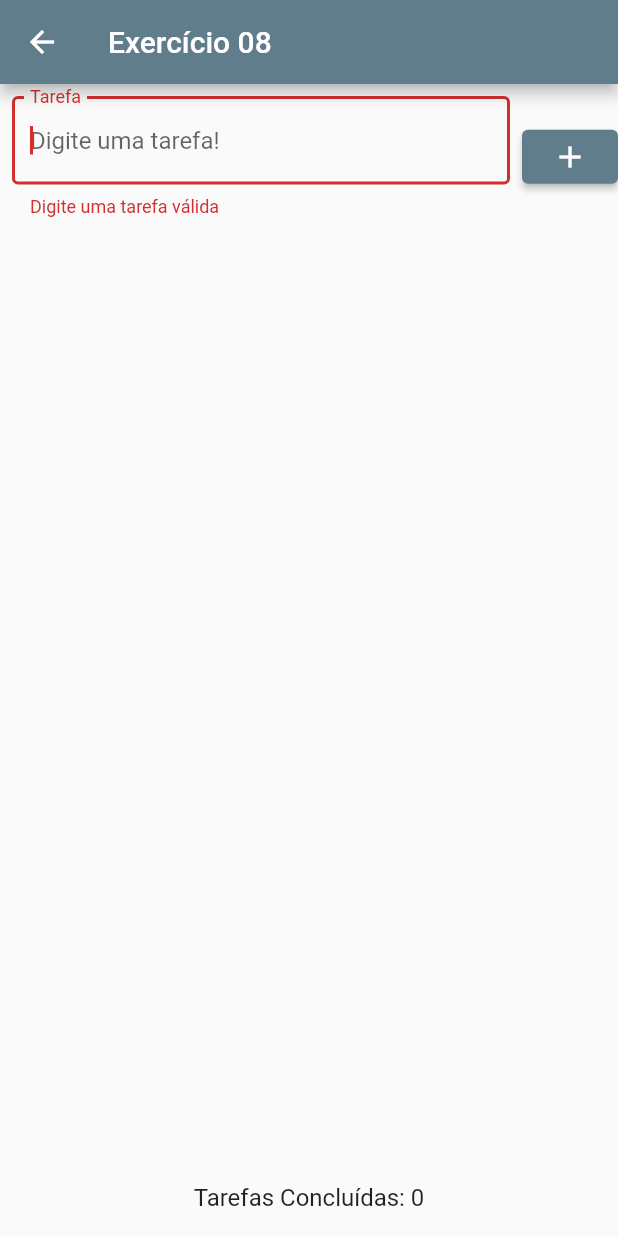
After one commit to samuelevi87/sl3v1_flutter, a Flutter app: the Exercicio08 screen opened directly, after a tap on the "add" icon, on a phone screen of 412 x 824 dp. The commit adds this screen. Run offline on Flutter 3.47's test engine with Material 2 defaults, Android fonts, the phone set to English and light mode, and no system bars; our stand-ins replace math_expressions.

Commit message:
feat: Implementação do Exercício 08. Lista de Tarefas com validação do formulário, checkbox de conclusão de tarefa e edição de tarefa no onLongPress do ListTile.

```diff
--- /dev/null
+++ b/lib/Screens/exercicio_08.dart
@@ -0,0 +1,168 @@
+import 'package:flutter/material.dart';
+
+import '../models/taskModel.dart';
+
+class Exercicio08 extends StatefulWidget {
+  const Exercicio08({Key? key}) : super(key: key);
+
+  @override
+  State<Exercicio08> createState() => _Exercicio08State();
+}
+
+class _Exercicio08State extends State<Exercicio08> {
+  List<TaskModel> tasks = [];
+  TextEditingController task = TextEditingController();
+  GlobalKey<FormState> formKey = GlobalKey<FormState>();
+
+  void adicionarTarefa(String task) {
+    setState(() {
+      tasks.add(TaskModel(nome: task, completed: false));
+    });
+    this.task.clear();
+  }
+
+  void toggleConclusao(int index) {
+    setState(() {
+      tasks[index].completed = !tasks[index].completed;
+    });
+  }
+
+  void editarTarefa(int index) {
+    showDialog(
+      context: context,
+      builder: (BuildContext context) {
+        return AlertDialog(
+          title: const Text('Editar Tarefa'),
+          content: TextFormField(
+            initialValue: tasks[index].nome,
+            onChanged: (value) {
+              tasks[index].nome = value;
+            },
+          ),
+          actions: [
+            ElevatedButton(
+              onPressed: () {
+                Navigator.pop(context);
+              },
+              child: const Text('Cancelar'),
+            ),
+            ElevatedButton(
+              onPressed: () {
+                Navigator.pop(context);
+              },
+              child: const Text('Salvar'),
+            ),
+          ],
+        );
+      },
+    );
+  }
+
+  int getTarefasConcluidas() {
+    return tasks.where((task) => task.completed).length;
+  }
+
+  bool todasTarefasConcluidas() {
+    return tasks.isNotEmpty && getTarefasConcluidas() == tasks.length;
+  }
+
+  @override
+  Widget build(BuildContext context) {
+    return Scaffold(
+      appBar: AppBar(
+        title: const Text('Exercício 08'),
+      ),
+      body: Form(
+        key: formKey,
+        child: Column(
+          mainAxisSize: MainAxisSize.max,
+          children: [
+            Row(
+              mainAxisSize: MainAxisSize.max,
+              children: [
+                Expanded(
+                  child: Padding(
+                    padding: const EdgeInsets.all(8.0),
+                    child: TextFormField(
+                      autofocus: true,
+                      controller: task,
+                      decoration: const InputDecoration(
+                        labelText: "Tarefa",
+                        border: OutlineInputBorder(),
+                        hintText: "Digite uma tarefa!",
+                      ),
+                      validator: (value) {
+                        if (value!.trim().isEmpty) {
+                          return 'Digite uma tarefa válida';
+                        }
+                        return null;
+                      },
+                    ),
+                  ),
+                ),
+                ElevatedButton(
+                  onPressed: () {
+                    if (formKey.currentState!.validate()) {
+                      adicionarTarefa(task.text);
+                    }
+                  },
+                  child: const Icon(Icons.add),
+                ),
+              ],
+            ),
+            Expanded(
+              child: ListView.builder(
+                itemCount: tasks.length,
+                itemBuilder: (context, index) {
+                  return ListTile(
+                    leading: tasks[index].completed
+                        ? Icon(
+                            Icons.check,
+                            color: Colors.green,
+                          )
+                        : Icon(Icons.note_alt_rounded),
+                    title: Text(
+                      tasks[index].nome,
+                      style: tasks[index].completed
+                          ? TextStyle(
+                              decoration: TextDecoration.lineThrough,
+                            )
+                          : null,
+                    ),
+                    trailing: Checkbox(
+                      value: tasks[index].completed,
+                      onChanged: (value) {
+                        toggleConclusao(index);
+                      },
+                    ),
+                    onLongPress: () {
+                      editarTarefa(index);
+                    },
+                  );
+                },
+              ),
+            ),
+            Container(
+              padding: const EdgeInsets.all(16.0),
+              child: Row(
+                mainAxisAlignment: MainAxisAlignment.center,
+                children: [
+                  Text(
+                    'Tarefas Concluídas: ${getTarefasConcluidas()}',
+                    style: const TextStyle(fontSize: 16),
+                  ),
+                  if (todasTarefasConcluidas())
+                    Icon(
+                      Icons.emoji_events,
+                      color: Colors.amber.shade600,
+                      shadows: [Shadow(color: Colors.yellow, blurRadius: 10)],
+                    ),
+                ],
+              ),
+            ),
+          ],
+        ),
+      ),
+    );
+  }
+}
--- /dev/null
+++ b/lib/models/taskModel.dart
@@ -0,0 +1,6 @@
+class TaskModel {
+  String nome;
+  bool completed;
+
+  TaskModel({required this.nome, required this.completed});
+}
```
Also changed, not shown: lib/Screens/main_home.dart (+17 -0 lines).
